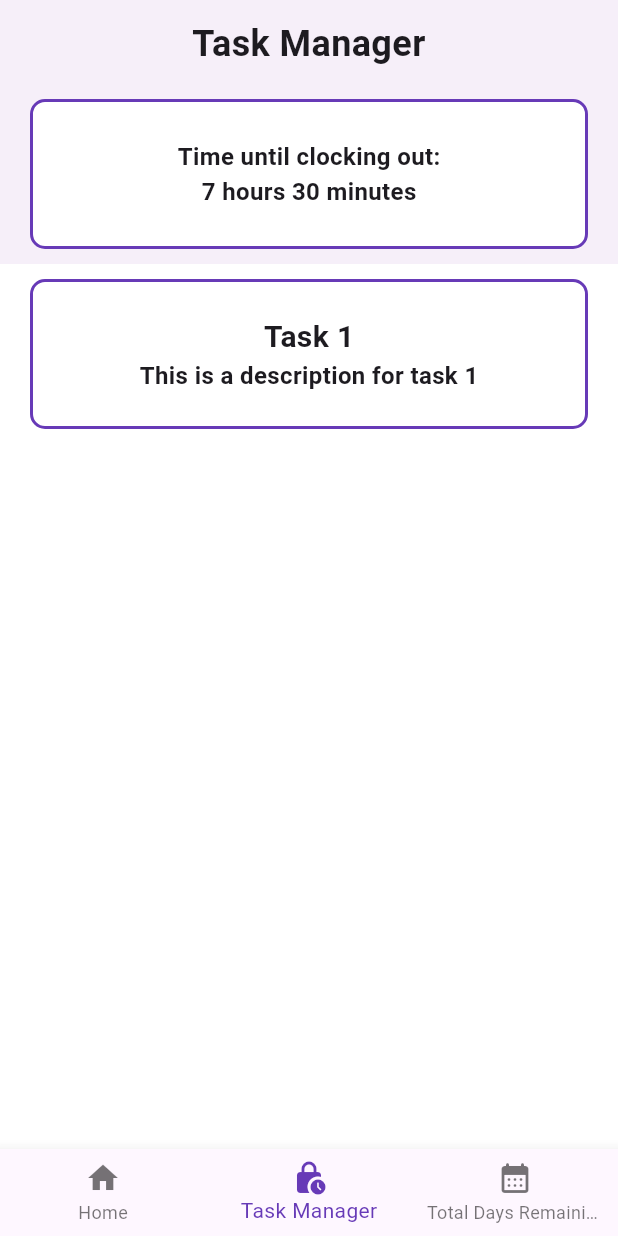
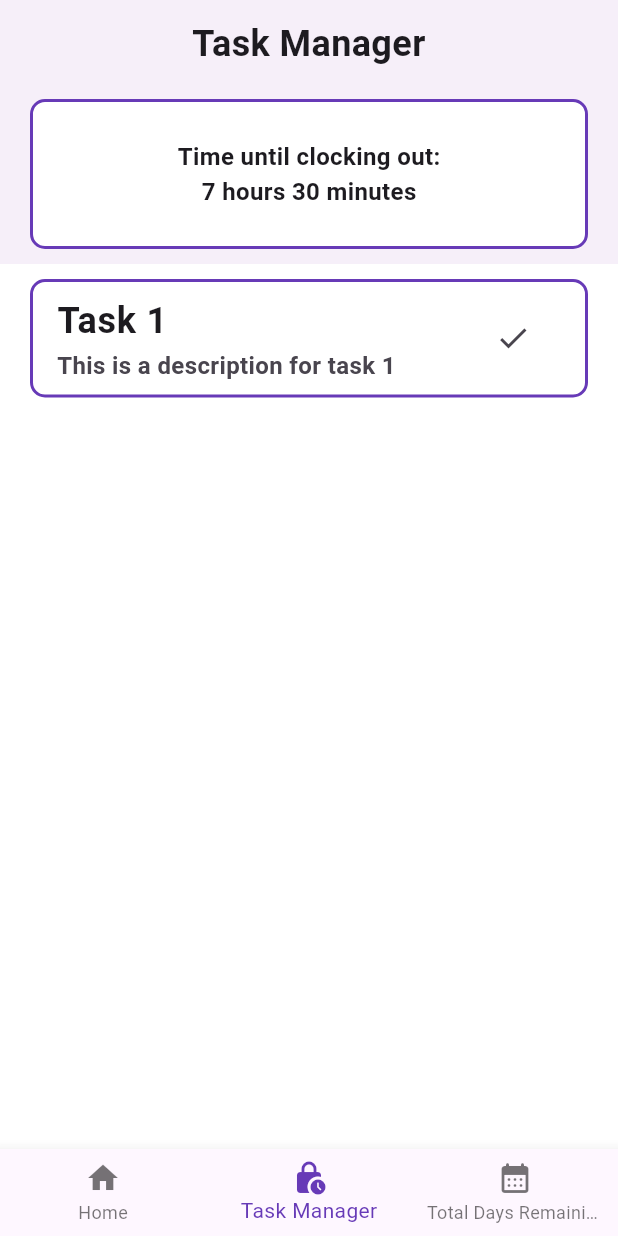
Before and after one commit to maxstain/desktop-manager, a Flutter app: the screen it shows after launch, item 2 of the bottom bar chosen, on a phone screen of 412 x 824 dp. Run offline on Flutter 3.47's test engine with Material 2 defaults, Android fonts, the phone set to English and light mode, and no system bars; our stand-ins replace lottie.

Commit message:
[REFACTOR]: Working on the tasks

```diff
--- a/lib/Models/Task.dart
+++ b/lib/Models/Task.dart
@@ -1,9 +1,9 @@
 class Task {
-  final String name;
-  final String description;
-  final DateTime startTime;
-  final DateTime endTime;
-  final bool isComplete;
+  late final String name;
+  late final String description;
+  late final DateTime startTime;
+  late final DateTime endTime;
+  late bool isComplete;
 
   Task(
     this.name,
@@ -27,4 +27,24 @@ class Task {
         'endTime': endTime.toString(),
         'isComplete': isComplete,
       };
+
+  set setName(String name) {
+    this.name = name;
+  }
+
+  set setDescription(String description) {
+    this.description = description;
+  }
+
+  set setStartTime(DateTime startTime) {
+    this.startTime = startTime;
+  }
+
+  set setEndTime(DateTime endTime) {
+    this.endTime = endTime;
+  }
+
+  void complete() {
+    isComplete = true;
+  }
 }
--- a/lib/Shared/Data.dart
+++ b/lib/Shared/Data.dart
@@ -18,13 +18,6 @@ class SharedData {
       DateTime.now(),
       DateTime.now(),
       false,
-    ),
-    Task(
-      'Task 2',
-      'This is a description for task 2',
-      DateTime.now(),
-      DateTime.now(),
-      true,
     ),
   ];
 
--- a/lib/Views/TaskManagerPage.dart
+++ b/lib/Views/TaskManagerPage.dart
@@ -168,9 +168,7 @@ class _TaskManagerPageState extends State<TaskManagerPage> {
                       ? Container(
                           decoration: BoxDecoration(
                             borderRadius: BorderRadius.circular(10),
-                            color: SharedData().isFree == false
-                                ? Colors.white
-                                : Colors.green,
+                            color: Colors.white,
                             border: Border.all(
                               color: Theme.of(context).colorScheme.secondary,
                               width: 2,
@@ -180,27 +178,41 @@ class _TaskManagerPageState extends State<TaskManagerPage> {
                             horizontal: 20,
                             vertical: 10,
                           ),
-                          width: MediaQuery.of(context).size.width - offset,
-                          height: 100,
-                          child: Column(
-                            mainAxisAlignment: MainAxisAlignment.center,
-                            crossAxisAlignment: CrossAxisAlignment.center,
-                            children: [
-                              Text(
+                          child: ListTile(
+                            title: Text(
                               SharedData().tasks[index].name,
                               style: const TextStyle(
-                                  fontSize: 20,
+                                fontSize: 24,
                                 fontWeight: FontWeight.bold,
                               ),
                             ),
-                              Text(
+                            subtitle: Text(
                               SharedData().tasks[index].description,
                               style: const TextStyle(
                                 fontSize: 16,
                                 fontWeight: FontWeight.bold,
                               ),
                             ),
-                            ],
+                            trailing: IconButton(
+                              onPressed: () {
+                                setState(() {
+                                  SharedData().tasks[index].complete();
+
+                                  ScaffoldMessenger.of(context)
+                                      .showSnackBar(const SnackBar(
+                                    content: Text('Task completed!'),
+                                  ));
+                                  SharedData().tasks.remove(
+                                        SharedData().tasks[index],
+                                      );
+                                });
+                              },
+                              icon: const Icon(Icons.check),
+                            ),
+                            onTap: () {
+                              Navigator.pushNamed(context, '/taskDetails',
+                                  arguments: index);
+                            },
                           ),
                         )
                       : Container();
--- a/pubspec.yaml
+++ b/pubspec.yaml
@@ -38,6 +38,7 @@ dependencies:
   shared_preferences: ^2.2.0
   lottie: ^2.6.0
   flutter_launcher_icons: ^0.13.1
+  fluttertoast: ^8.0.7
 
 flutter_icons:
   android: "launcher_icon"
```
Also changed, not shown: pubspec.lock. Lines whose indentation alone changed are shown as unchanged.
